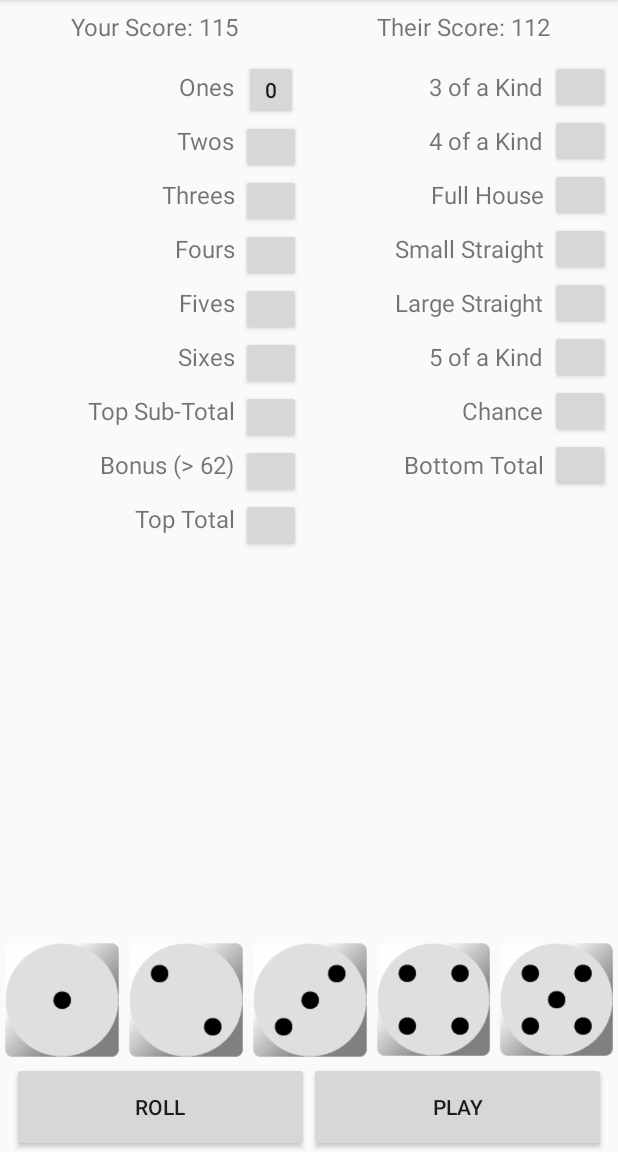
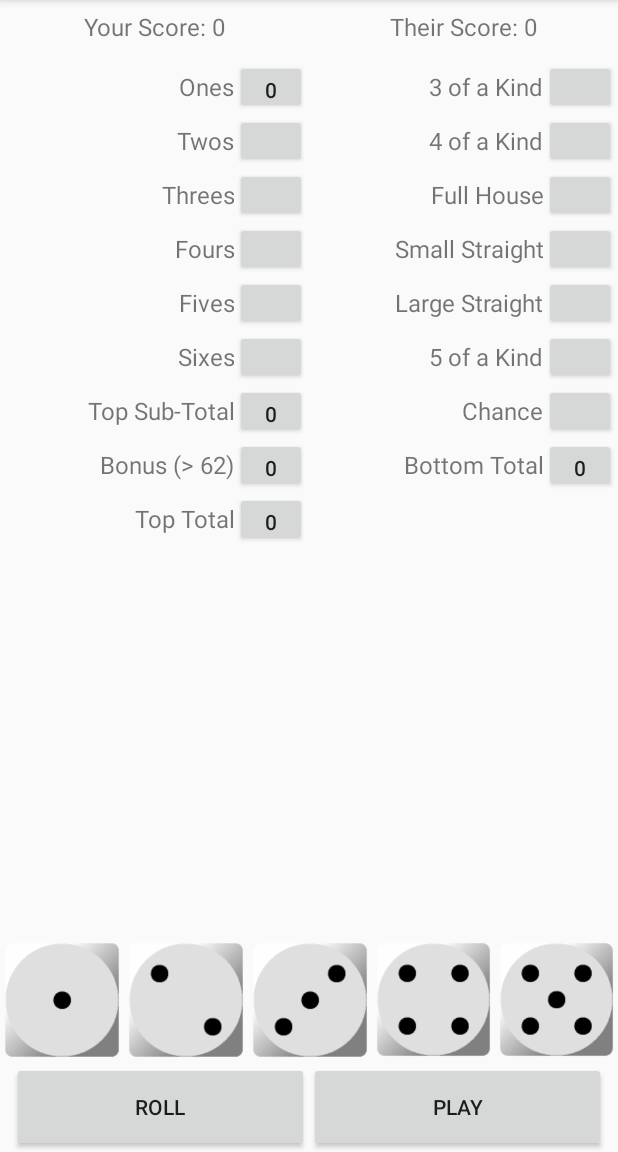
Before and after one commit to markdrago/dicepoints, an Android app: the screen it shows after launch (GameActivity), after a tap on an icon or button, on a phone screen of 412 x 824 dp, the part 84-1236 px from its top. Run offline under Robolectric (Android 15) with nearby library versions, the phone set to English and light mode, and no system bars.

Commit message:
add support for calculating total score

```diff
--- a/app/src/main/java/com/markdrago/boatzee/GameActivity.kt
+++ b/app/src/main/java/com/markdrago/boatzee/GameActivity.kt
@@ -9,6 +9,7 @@ import android.widget.LinearLayout
 import android.widget.TextView
 import com.markdrago.boatzee.domain.DiceState
 import com.markdrago.boatzee.domain.ScoreBox
+import com.markdrago.boatzee.service.ScoreTotaller
 import java.util.*
 
 class GameActivity : AppCompatActivity() {
@@ -24,9 +25,6 @@ class GameActivity : AppCompatActivity() {
 
     fun rollDice(view: View) {
         diceState = diceState.partialRoll()
-
-        val textView = findViewById(R.id.roll_results) as TextView
-        textView.text = diceState.toString()
         renderDiceState()
     }
 
@@ -39,6 +37,7 @@ class GameActivity : AppCompatActivity() {
         val scoreBox = ScoreBox.valueOf(view.tag as String)
         scoreCard[scoreBox] = scoreBox.score(diceState.diceList)
         renderScoreCard()
+        renderTotals()
     }
 
     fun renderDiceState() {
@@ -64,12 +63,24 @@ class GameActivity : AppCompatActivity() {
         renderButtonScore(R.id.small_straight_button, scoreCard[ScoreBox.SMALL_STRAIGHT])
         renderButtonScore(R.id.large_straight_button, scoreCard[ScoreBox.LARGE_STRAIGHT])
         renderButtonScore(R.id.chance_button, scoreCard[ScoreBox.CHANCE])
+        renderButtonScore(R.id.top_sub_total, ScoreTotaller.scoreForTopSubTotal(scoreCard))
+        renderButtonScore(R.id.top_bonus, ScoreTotaller.scoreForBonus(scoreCard))
+        renderButtonScore(R.id.top_total, ScoreTotaller.scoreForTopTotal(scoreCard))
+        renderButtonScore(R.id.bottom_total, ScoreTotaller.scoreForBottomTotal(scoreCard))
     }
 
     fun renderButtonScore(viewId: Int, score: Int?) {
         val view = findViewById(viewId) as Button
         val label = score?.toString() ?: ""
         view.text = label
+    }
+
+    fun renderTotals() {
+        val player_score_view = findViewById(R.id.player_score) as TextView
+        player_score_view.text = "Your Score: " + ScoreTotaller.scoreTotal(scoreCard).toString()
+
+        val opp_score_view = findViewById(R.id.opp_score) as TextView
+        opp_score_view.text = "Their Score: 0"
     }
 
     fun getDieViewPosition(view: View): Int {
--- /dev/null
+++ b/app/src/main/java/com/markdrago/boatzee/service/ScoreTotaller.kt
@@ -0,0 +1,44 @@
+package com.markdrago.boatzee.service
+
+import com.markdrago.boatzee.domain.ScoreBox
+
+object ScoreTotaller {
+    fun scoreTotal(scoreCard: Map<ScoreBox, Int>): Int {
+        return scoreForTopTotal(scoreCard) + scoreForBottomTotal(scoreCard)
+    }
+
+    fun scoreForTopSubTotal(scoreCard: Map<ScoreBox, Int>): Int {
+        val scores = listOf(
+                scoreCard[ScoreBox.ONES],
+                scoreCard[ScoreBox.TWOS],
+                scoreCard[ScoreBox.THREES],
+                scoreCard[ScoreBox.FOURS],
+                scoreCard[ScoreBox.FIVES],
+                scoreCard[ScoreBox.SIXES])
+        return scores.filterNotNull().sum()
+    }
+
+    fun scoreForBonus(scoreCard: Map<ScoreBox, Int>): Int {
+        if (scoreForTopSubTotal(scoreCard) > 62) {
+            return 35
+        } else {
+            return 0
+        }
+    }
+
+    fun scoreForTopTotal(scoreCard: Map<ScoreBox, Int>): Int {
+        return scoreForTopSubTotal(scoreCard) + scoreForBonus(scoreCard)
+    }
+
+    fun scoreForBottomTotal(scoreCard: Map<ScoreBox, Int>): Int {
+        val scores = listOf(
+                scoreCard[ScoreBox.THREE_OF_A_KIND],
+                scoreCard[ScoreBox.FOUR_OF_A_KIND],
+                scoreCard[ScoreBox.FULL_HOUSE],
+                scoreCard[ScoreBox.SMALL_STRAIGHT],
+                scoreCard[ScoreBox.LARGE_STRAIGHT],
+                scoreCard[ScoreBox.FIVE_OF_A_KIND],
+                scoreCard[ScoreBox.CHANCE])
+        return scores.filterNotNull().sum()
+    }
+}
--- a/app/src/main/res/layout/activity_game.xml
+++ b/app/src/main/res/layout/activity_game.xml
@@ -20,7 +20,8 @@
             android:baselineAligned="false">
 
             <TextView
-            android:text="Your Score: 115"
+                android:id="@+id/player_score"
+                android:text="Your Score: 0"
                 android:textSize="16sp"
                 android:layout_width="0dp"
                 android:layout_height="36dp"
@@ -28,7 +29,8 @@
                 android:gravity="center" />
 
             <TextView
-            android:text="Their Score: 112"
+                android:id="@+id/opp_score"
+                android:text="Their Score: 0"
                 android:textSize="16sp"
                 android:layout_width="0dp"
                 android:layout_height="36dp"
@@ -106,11 +108,6 @@
                     android:layout_height="@dimen/score_row_height"
                     android:gravity="right|center" />
 
-            <TextView
-                android:id="@+id/roll_results"
-                android:layout_width="match_parent"
-                android:layout_height="match_parent"/>
-
             </LinearLayout>
 
             <LinearLayout  xmlns:android="http://schemas.android.com/apk/res/android"
@@ -124,8 +121,8 @@
                     android:onClick="recordScore"
                     android:tag="ONES"
                     android:layout_gravity="center"
-                android:layout_height="@dimen/score_button_width"
-                android:layout_width="@dimen/score_row_height">
+                    android:layout_height="@dimen/score_row_height"
+                    android:layout_width="@dimen/score_button_width">
                 </Button>
 
                 <Button
@@ -181,25 +178,28 @@
                 <Button
                     android:id="@+id/top_sub_total"
                     android:layout_gravity="center"
-                android:text=""
+                    android:text="0"
                     android:layout_width="@dimen/score_button_width"
-                android:layout_height="@dimen/score_row_height">
+                    android:layout_height="@dimen/score_row_height"
+                    android:clickable="false">
                 </Button>
 
                 <Button
                     android:id="@+id/top_bonus"
                     android:layout_gravity="center"
-                android:text=""
+                    android:text="0"
                     android:layout_width="@dimen/score_button_width"
-                android:layout_height="@dimen/score_row_height">
+                    android:layout_height="@dimen/score_row_height"
+                    android:clickable="false">
                 </Button>
 
                 <Button
                     android:id="@+id/top_total"
                     android:layout_gravity="center"
-                android:text=""
+                    android:text="0"
                     android:layout_width="@dimen/score_button_width"
-                android:layout_height="@dimen/score_row_height">
+                    android:layout_height="@dimen/score_row_height"
+                    android:clickable="false">
                 </Button>
 
             </LinearLayout>
@@ -342,9 +342,10 @@
                 <Button
                     android:id="@+id/bottom_total"
                     android:layout_gravity="center"
-                android:text=""
+                    android:text="0"
                     android:layout_width="@dimen/score_button_width"
-                android:layout_height="@dimen/score_row_height">
+                    android:layout_height="@dimen/score_row_height"
+                    android:clickable="false">
                 </Button>
 
             </LinearLayout>
--- a/app/src/main/res/values/dimens.xml
+++ b/app/src/main/res/values/dimens.xml
@@ -4,5 +4,5 @@
     <dimen name="activity_vertical_margin">16dp</dimen>
 
     <dimen name="score_row_height">36dp</dimen>
-    <dimen name="score_button_width">40dp</dimen>
+    <dimen name="score_button_width">48dp</dimen>
 </resources>
```
Lines whose indentation alone changed are shown as unchanged.
